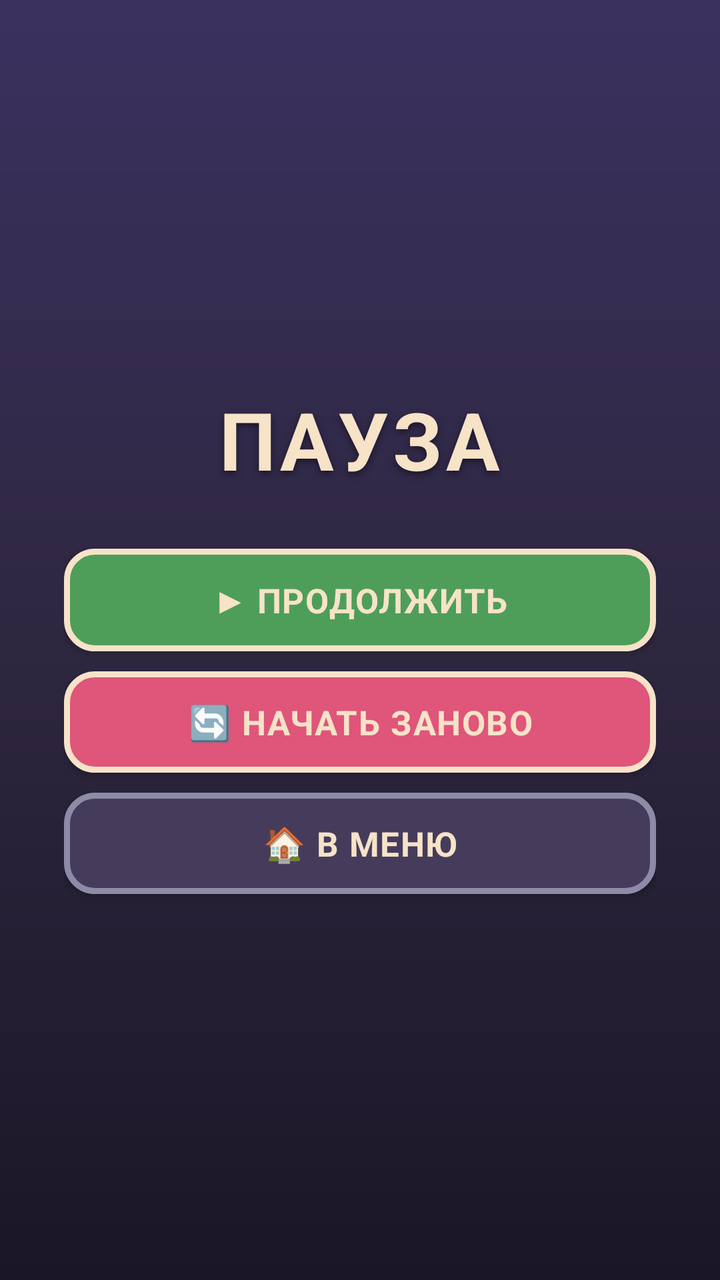
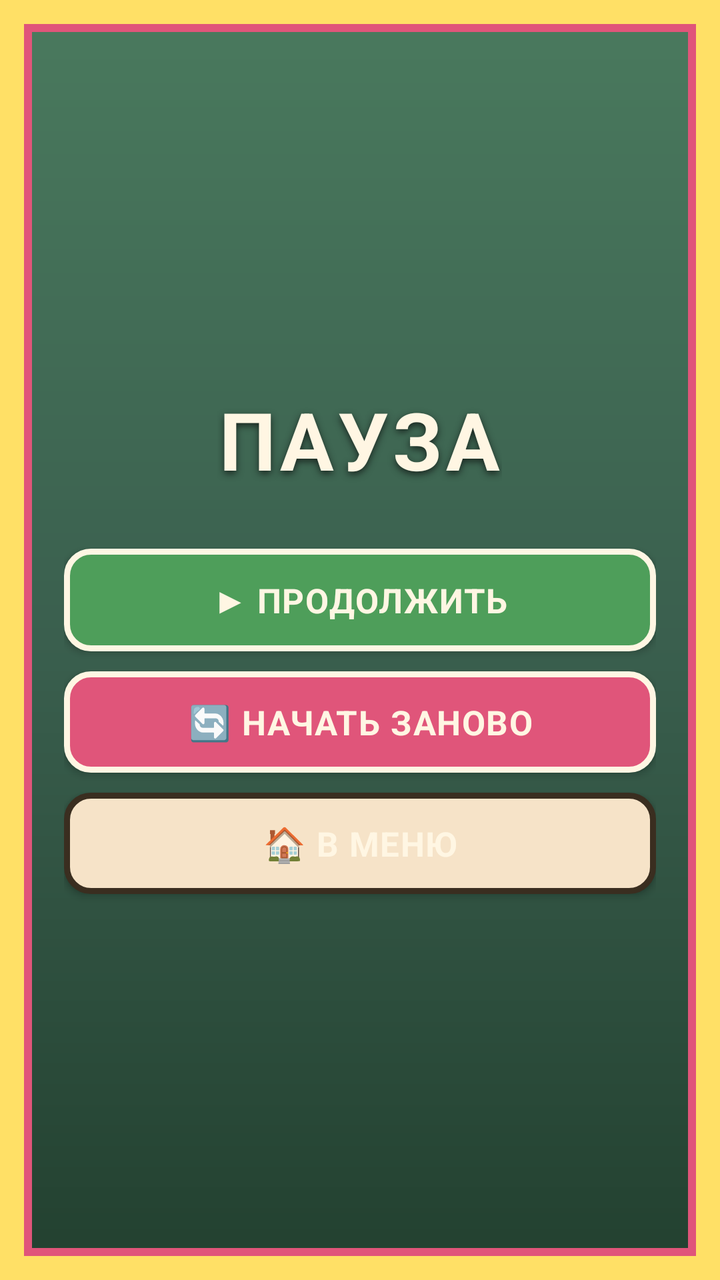

Two renders of the same Android screen: before a commit and after it. Below are the layout's source before the change and the commit's diff.
<!-- AndroidManifest.xml: application theme Theme.BomberMama -->
<!-- res/layout/overlay_pause.xml -->
<?xml version="1.0" encoding="utf-8"?>
<LinearLayout xmlns:android="http://schemas.android.com/apk/res/android"
    android:layout_width="match_parent"
    android:layout_height="match_parent"
    android:orientation="vertical"
    android:gravity="center"
    android:padding="32dp"
    android:background="@drawable/bg_gradient">

    <TextView
        style="@style/TextAppearance.BomberMama.Title"
        android:layout_width="wrap_content"
        android:layout_height="wrap_content"
        android:text="@string/pause_title"
        android:textSize="40sp"
        android:layout_marginBottom="28dp" />

    <Button
        android:id="@+id/btnResume"
        style="@style/TextAppearance.BomberMama.Button"
        android:layout_width="match_parent"
        android:layout_height="wrap_content"
        android:layout_marginBottom="10dp"
        android:padding="14dp"
        android:textSize="17sp"
        android:background="@drawable/btn_success"
        android:text="@string/pause_resume" />

    <Button
        android:id="@+id/btnRestart"
        style="@style/TextAppearance.BomberMama.Button"
        android:layout_width="match_parent"
        android:layout_height="wrap_content"
        android:layout_marginBottom="10dp"
        android:padding="14dp"
        android:textSize="17sp"
        android:background="@drawable/btn_primary"
        android:text="@string/pause_restart" />

    <Button
        android:id="@+id/btnMenu"
        style="@style/TextAppearance.BomberMama.Button"
        android:layout_width="match_parent"
        android:layout_height="wrap_content"
        android:padding="14dp"
        android:textSize="17sp"
        android:background="@drawable/btn_secondary"
        android:text="@string/pause_menu" />

</LinearLayout>
<!-- resources referenced by this layout -->
<resources>
  <!-- drawable bg_gradient (drawable) -->
  <?xml version="1.0" encoding="utf-8"?>
  <shape xmlns:android="http://schemas.android.com/apk/res/android"
      android:shape="rectangle">
      <gradient
          android:startColor="#3B3160"
          android:centerColor="#2E2740"
          android:endColor="#1A1626"
          android:angle="270" />
  </shape>
  <!-- drawable btn_primary (drawable) -->
  <?xml version="1.0" encoding="utf-8"?>
  <selector xmlns:android="http://schemas.android.com/apk/res/android">
      <item android:state_pressed="true">
          <shape android:shape="rectangle">
              <solid android:color="#B03A5A" />
              <stroke android:width="3dp" android:color="#F6E3C8" />
              <corners android:radius="14dp" />
          </shape>
      </item>
      <item android:state_enabled="false">
          <shape android:shape="rectangle">
              <solid android:color="#332F4C" />
              <stroke android:width="3dp" android:color="#4A4664" />
              <corners android:radius="14dp" />
          </shape>
      </item>
      <item>
          <shape android:shape="rectangle">
              <solid android:color="#E0557A" />
              <stroke android:width="3dp" android:color="#F6E3C8" />
              <corners android:radius="14dp" />
          </shape>
      </item>
  </selector>
  <!-- drawable btn_secondary (drawable) -->
  <?xml version="1.0" encoding="utf-8"?>
  <selector xmlns:android="http://schemas.android.com/apk/res/android">
      <item android:state_pressed="true">
          <shape android:shape="rectangle">
              <solid android:color="#5A5278" />
              <stroke android:width="3dp" android:color="#F6E3C8" />
              <corners android:radius="14dp" />
          </shape>
      </item>
      <item>
          <shape android:shape="rectangle">
              <solid android:color="#453C5C" />
              <stroke android:width="3dp" android:color="#8E8BA8" />
              <corners android:radius="14dp" />
          </shape>
      </item>
  </selector>
  <!-- drawable btn_success (drawable) -->
  <?xml version="1.0" encoding="utf-8"?>
  <selector xmlns:android="http://schemas.android.com/apk/res/android">
      <item android:state_pressed="true">
          <shape android:shape="rectangle">
              <solid android:color="#2E6E38" />
              <stroke android:width="3dp" android:color="#F6E3C8" />
              <corners android:radius="14dp" />
          </shape>
      </item>
      <item>
          <shape android:shape="rectangle">
              <solid android:color="#4E9E5A" />
              <stroke android:width="3dp" android:color="#F6E3C8" />
              <corners android:radius="14dp" />
          </shape>
      </item>
  </selector>
  <style name="TextAppearance.BomberMama.Button">
          <item name="android:textColor">@color/ui_text</item>
          <item name="android:textStyle">bold</item>
          <item name="android:letterSpacing">0.03</item>
      </style>
  <style name="TextAppearance.BomberMama.Title">
          <item name="android:textColor">@color/ui_text</item>
          <item name="android:shadowColor">@color/ui_shadow</item>
          <item name="android:shadowDx">0</item>
          <item name="android:shadowDy">4</item>
          <item name="android:shadowRadius">8</item>
          <item name="android:textStyle">bold</item>
          <item name="android:letterSpacing">0.05</item>
      </style>
  <style name="Theme.BomberMama" parent="android:Theme.Material.NoActionBar">
          <item name="android:windowBackground">@drawable/bg_gradient</item>
          <item name="android:statusBarColor" tools:targetApi="21">@color/ic_launcher_background</item>
          <item name="android:navigationBarColor" tools:targetApi="21">@color/ic_launcher_background</item>
          <item name="android:windowFullscreen">false</item>
          <item name="android:windowNoTitle">true</item>
      </style>
  <color name="ui_text">#F6E3C8</color>
  <color name="ui_shadow">#1A1626</color>
  <color name="ic_launcher_background">#2E2740</color>
  <!-- unchanged entries left out for length: 4 -->
</resources>

<!-- the commit's change to res/layout/overlay_pause.xml (unified diff, before → after) -->
@@ -5,7 +5,7 @@
     android:orientation="vertical"
     android:gravity="center"
     android:padding="32dp"
-    android:background="@drawable/bg_gradient">
+    android:background="@drawable/bg_menu">
 
     <TextView
         style="@style/TextAppearance.BomberMama.Title"
<!-- resource entries referenced after the edit -->
@@ -1,37 +1,54 @@
 <!-- resources referenced by this layout -->
 <resources>
-  <!-- drawable bg_gradient (drawable) -->
+  <!-- drawable bg_menu (drawable) -->
   <?xml version="1.0" encoding="utf-8"?>
-  <shape xmlns:android="http://schemas.android.com/apk/res/android"
-      android:shape="rectangle">
-      <gradient
-          android:startColor="#3B3160"
-          android:centerColor="#2E2740"
-          android:endColor="#1A1626"
-          android:angle="270" />
-  </shape>
+  <layer-list xmlns:android="http://schemas.android.com/apk/res/android">
+      
+      <item>
+          <shape android:shape="rectangle">
+              <gradient
+                  android:startColor="#4A7A5E"
+                  android:centerColor="#3A5F4E"
+                  android:endColor="#22402F"
+                  android:angle="270" />
+          </shape>
+      </item>
+      
+      <item android:left="0dp" android:top="0dp" android:right="0dp" android:bottom="0dp">
+          <shape android:shape="rectangle">
+              <solid android:color="#00000000" />
+              <stroke android:width="12dp" android:color="#FFE066" />
+          </shape>
+      </item>
+      <item android:left="12dp" android:top="12dp" android:right="12dp" android:bottom="12dp">
+          <shape android:shape="rectangle">
+              <solid android:color="#00000000" />
+              <stroke android:width="4dp" android:color="#E0557A" />
+          </shape>
+      </item>
+  </layer-list>
   <!-- drawable btn_primary (drawable) -->
   <?xml version="1.0" encoding="utf-8"?>
   <selector xmlns:android="http://schemas.android.com/apk/res/android">
       <item android:state_pressed="true">
           <shape android:shape="rectangle">
               <solid android:color="#B03A5A" />
-              <stroke android:width="3dp" android:color="#F6E3C8" />
-              <corners android:radius="14dp" />
+              <stroke android:width="3dp" android:color="#FFF6E3" />
+              <corners android:radius="12dp" />
           </shape>
       </item>
       <item android:state_enabled="false">
           <shape android:shape="rectangle">
-              <solid android:color="#332F4C" />
-              <stroke android:width="3dp" android:color="#4A4664" />
-              <corners android:radius="14dp" />
+              <solid android:color="#E8C79A" />
+              <stroke android:width="3dp" android:color="#C9A97A" />
+              <corners android:radius="12dp" />
           </shape>
       </item>
       <item>
           <shape android:shape="rectangle">
               <solid android:color="#E0557A" />
-              <stroke android:width="3dp" android:color="#F6E3C8" />
-              <corners android:radius="14dp" />
+              <stroke android:width="3dp" android:color="#FFF6E3" />
+              <corners android:radius="12dp" />
           </shape>
       </item>
   </selector>
@@ -40,16 +57,16 @@
   <selector xmlns:android="http://schemas.android.com/apk/res/android">
       <item android:state_pressed="true">
           <shape android:shape="rectangle">
-              <solid android:color="#5A5278" />
-              <stroke android:width="3dp" android:color="#F6E3C8" />
-              <corners android:radius="14dp" />
+              <solid android:color="#E8C79A" />
+              <stroke android:width="3dp" android:color="#3A2E20" />
+              <corners android:radius="12dp" />
           </shape>
       </item>
       <item>
           <shape android:shape="rectangle">
-              <solid android:color="#453C5C" />
-              <stroke android:width="3dp" android:color="#8E8BA8" />
-              <corners android:radius="14dp" />
+              <solid android:color="#F6E3C8" />
+              <stroke android:width="3dp" android:color="#3A2E20" />
+              <corners android:radius="12dp" />
           </shape>
       </item>
   </selector>
@@ -59,25 +76,25 @@
       <item android:state_pressed="true">
           <shape android:shape="rectangle">
               <solid android:color="#2E6E38" />
-              <stroke android:width="3dp" android:color="#F6E3C8" />
-              <corners android:radius="14dp" />
+              <stroke android:width="3dp" android:color="#FFF6E3" />
+              <corners android:radius="12dp" />
           </shape>
       </item>
       <item>
           <shape android:shape="rectangle">
               <solid android:color="#4E9E5A" />
-              <stroke android:width="3dp" android:color="#F6E3C8" />
-              <corners android:radius="14dp" />
+              <stroke android:width="3dp" android:color="#FFF6E3" />
+              <corners android:radius="12dp" />
           </shape>
       </item>
   </selector>
   <style name="TextAppearance.BomberMama.Button">
-          <item name="android:textColor">@color/ui_text</item>
+          <item name="android:textColor">@color/ui_text_light</item>
           <item name="android:textStyle">bold</item>
           <item name="android:letterSpacing">0.03</item>
       </style>
   <style name="TextAppearance.BomberMama.Title">
-          <item name="android:textColor">@color/ui_text</item>
+          <item name="android:textColor">@color/ui_text_light</item>
           <item name="android:shadowColor">@color/ui_shadow</item>
           <item name="android:shadowDx">0</item>
           <item name="android:shadowDy">4</item>
@@ -86,15 +103,15 @@
           <item name="android:letterSpacing">0.05</item>
       </style>
   <style name="Theme.BomberMama" parent="android:Theme.Material.NoActionBar">
-          <item name="android:windowBackground">@drawable/bg_gradient</item>
-          <item name="android:statusBarColor" tools:targetApi="21">@color/ic_launcher_background</item>
-          <item name="android:navigationBarColor" tools:targetApi="21">@color/ic_launcher_background</item>
+          <item name="android:windowBackground">@drawable/bg_menu</item>
+          <item name="android:statusBarColor" tools:targetApi="21">@color/ui_bg_dark</item>
+          <item name="android:navigationBarColor" tools:targetApi="21">@color/ui_bg_dark</item>
           <item name="android:windowFullscreen">false</item>
           <item name="android:windowNoTitle">true</item>
       </style>
-  <color name="ui_text">#F6E3C8</color>
-  <color name="ui_shadow">#1A1626</color>
-  <color name="ic_launcher_background">#2E2740</color>
+  <color name="ui_text_light">#FFF6E3</color>
+  <color name="ui_shadow">#1A2620</color>
+  <color name="ui_bg_dark">#22402F</color>
   <!-- unchanged entries left out for length: 4 -->
 </resources>
 
